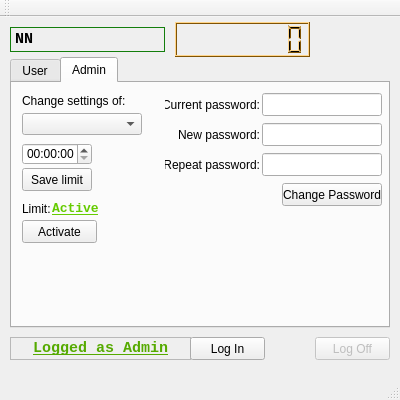
The window that timeguard.ui (byebye/TimeGuard) describes before a commit, drawn with Qt 5.
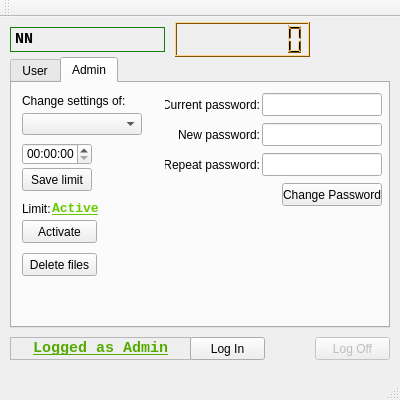
The same window after the commit. Icons and pictures are not drawn. Custom widgets are drawn as their Qt base class.

Commit message: Add button to deleting settings and log files

```diff
--- a/timeguard.ui
+++ b/timeguard.ui
@@ -1145,6 +1145,19 @@
        <string>&lt;html&gt;&lt;head/&gt;&lt;body&gt;&lt;p&gt;&lt;span style=&quot; font-size:10pt; font-weight:600; text-decoration: underline; color:#65cb00;&quot;&gt;Active&lt;/span&gt;&lt;/p&gt;&lt;/body&gt;&lt;/html&gt;</string>
       </property>
      </widget>
+     <widget class="QPushButton" name="deleteUserFilesButton">
+      <property name="geometry">
+       <rect>
+        <x>10</x>
+        <y>170</y>
+        <width>75</width>
+        <height>23</height>
+       </rect>
+      </property>
+      <property name="text">
+       <string>Delete files</string>
+      </property>
+     </widget>
      <zorder>timeLimitEdit</zorder>
      <zorder>changePasswordButton</zorder>
      <zorder>currentPasswordField</zorder>
```
Left out of the diff: 1 changed line with no effect on the pictures. The commit also changes 6 other files.
